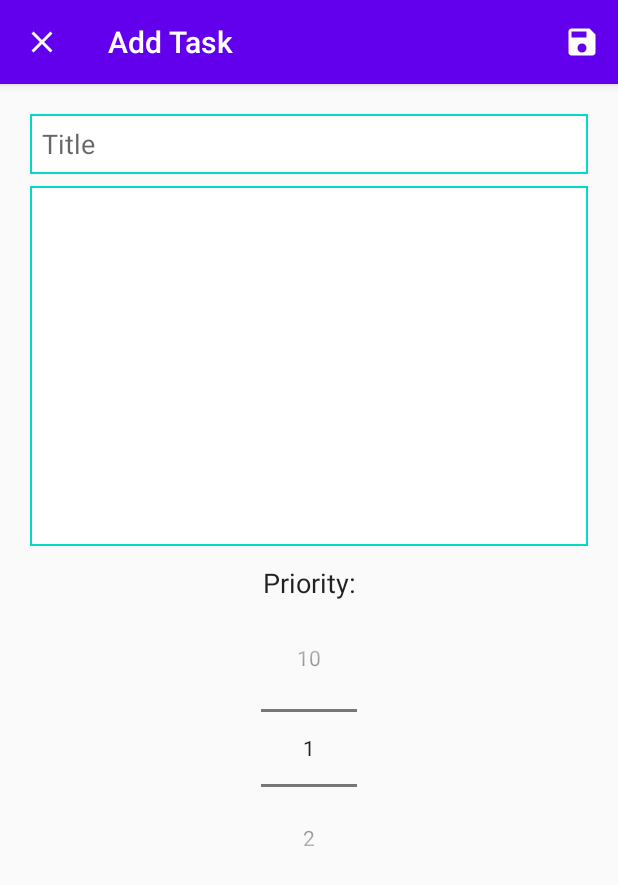
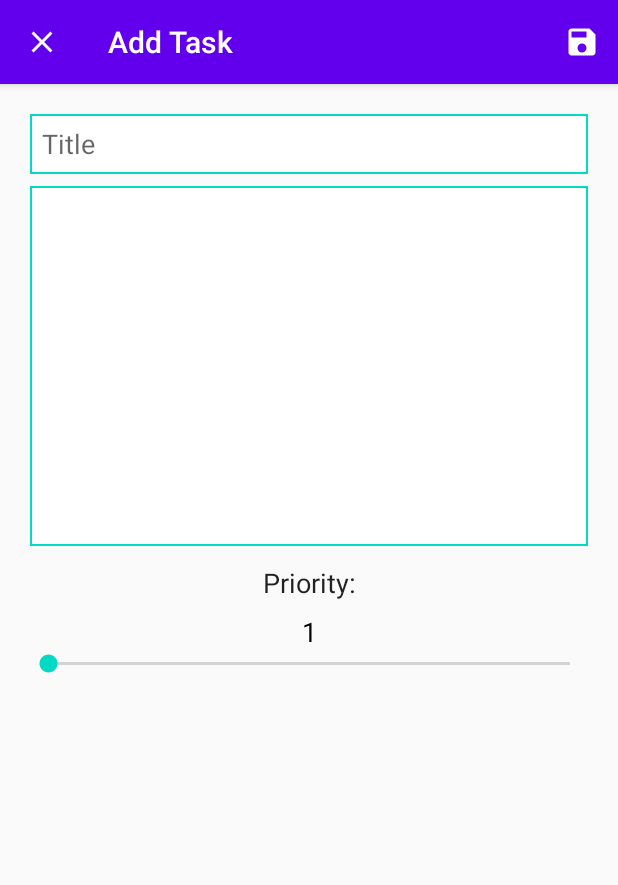
Before and after one commit to Stialt/todo_list, an Android app: the AddEditTaskActivity screen opened directly, with no data from a screen before it, after a tap on "Save", on a phone screen of 412 x 824 dp. Shown: the top 885 px of the screen. Run offline under Robolectric (Android 15) with nearby library versions, the phone set to English and light mode, and no system bars.

Commit message:
1. Changed NumberPicker to SeekBar 2. Updated App icon

```diff
--- a/app/src/main/java/com/example/to_dolist/activities/AddEditTaskActivity.java
+++ b/app/src/main/java/com/example/to_dolist/activities/AddEditTaskActivity.java
@@ -7,6 +7,8 @@ import android.view.MenuInflater;
 import android.view.MenuItem;
 import android.widget.EditText;
 import android.widget.NumberPicker;
+import android.widget.SeekBar;
+import android.widget.TextView;
 import android.widget.Toast;
 
 import androidx.annotation.NonNull;
@@ -27,7 +29,9 @@ public class AddEditTaskActivity extends AppCompatActivity {
 
     private EditText editTextTitle;
     private EditText editTextDescription;
-    private NumberPicker numberPickerPriority;
+    private SeekBar seekBar;
+    private TextView textViewSeekbar;
+    //private NumberPicker numberPickerPriority;
 
     @Override
     protected void onCreate(Bundle savedInstanceState) {
@@ -36,19 +40,41 @@ public class AddEditTaskActivity extends AppCompatActivity {
 
         editTextTitle = findViewById(R.id.edit_text_title);
         editTextDescription = findViewById(R.id.edit_text_description);
-        numberPickerPriority = findViewById(R.id.number_picker_priority);
+        //numberPickerPriority = findViewById(R.id.number_picker_priority);
 
-        numberPickerPriority.setMinValue(1);
-        numberPickerPriority.setMaxValue(10);
+        //numberPickerPriority.setMinValue(1);
+        //numberPickerPriority.setMaxValue(10);
 
-        getSupportActionBar().setHomeAsUpIndicator(R.drawable.ic_close);
+        seekBar = findViewById(R.id.seekBar);
+        textViewSeekbar = findViewById(R.id.textViewSeekbar);
+
+        seekBar.setOnSeekBarChangeListener(new SeekBar.OnSeekBarChangeListener() {
+            @Override
+            public void onProgressChanged(SeekBar seekBar, int progress, boolean fromUser) {
+                textViewSeekbar.setText( String.valueOf(progress/11 + 1));
+            }
+            @Override
+            public void onStartTrackingTouch(SeekBar seekBar) {
+
+            }
+            @Override
+            public void onStopTrackingTouch(SeekBar seekBar) {
+
+            }
+        });
+
+        if (getSupportActionBar() != null)
+            getSupportActionBar().setHomeAsUpIndicator(R.drawable.ic_close);
 
         Intent intent = getIntent();
         if (intent.hasExtra(EXTRA_ID)) {
             setTitle("Edit Task");
             editTextTitle.setText(intent.getStringExtra(EXTRA_TITLE));
             editTextDescription.setText(intent.getStringExtra(EXTRA_DESCRIPTION));
-            numberPickerPriority.setValue(intent.getIntExtra(EXTRA_PRIORITY, 1));
+            //numberPickerPriority.setValue(intent.getIntExtra(EXTRA_PRIORITY, 1));
+            int priority = intent.getIntExtra(EXTRA_PRIORITY, 1);
+            seekBar.setProgress(11 * priority - 11);
+            textViewSeekbar.setText(String.valueOf(priority));
         } else {
             setTitle("Add Task");
         }
@@ -57,7 +83,8 @@ public class AddEditTaskActivity extends AppCompatActivity {
     private void saveTask() {
         String title = editTextTitle.getText().toString().trim();
         String description = editTextDescription.getText().toString().trim();
-        int priority = numberPickerPriority.getValue();
+        //int priority = numberPickerPriority.getValue();
+        int priority = seekBar.getProgress()/11 + 1;
 
         //if (title.trim().isEmpty() || description.trim().isEmpty()) {
         if (title.trim().isEmpty()) {
--- a/app/src/main/java/com/example/to_dolist/activities/MainActivity.java
+++ b/app/src/main/java/com/example/to_dolist/activities/MainActivity.java
@@ -15,6 +15,8 @@ import android.view.Menu;
 import android.view.MenuInflater;
 import android.view.MenuItem;
 import android.view.View;
+import android.widget.SeekBar;
+import android.widget.TextView;
 import android.widget.Toast;
 
 import com.example.to_dolist.R;
--- a/app/src/main/res/layout/activity_add_task.xml
+++ b/app/src/main/res/layout/activity_add_task.xml
@@ -50,7 +50,22 @@
         android:id="@+id/number_picker_priority"
         android:layout_width="wrap_content"
         android:layout_height="wrap_content"
+        android:visibility="gone"
         android:layout_gravity="center" />
+
+    <TextView
+        android:id="@+id/textViewSeekbar"
+        android:layout_width="match_parent"
+        android:layout_height="wrap_content"
+        android:textAlignment="center"
+        android:textAppearance="@style/TextAppearance.AppCompat.Medium"
+        android:textColor="#000000"
+        android:text="1" />
+
+    <SeekBar
+        android:id="@+id/seekBar"
+        android:layout_width="match_parent"
+        android:layout_height="wrap_content" />
 
 
 </LinearLayout>
--- a/app/src/main/res/values/ic_launcher_background.xml
+++ b/app/src/main/res/values/ic_launcher_background.xml
@@ -1,4 +1,4 @@
 <?xml version="1.0" encoding="utf-8"?>
 <resources>
-    <color name="ic_launcher_background">#B12AFF</color>
+    <color name="ic_launcher_background">#3700B3</color>
 </resources>
```
Also changed, not shown: app/src/main/res/drawable/ic_launcher_foreground.xml (+4 -4 lines), app/src/main/ic_launcher-playstore.png, app/src/main/res/mipmap-hdpi/ic_launcher.png, app/src/main/res/mipmap-hdpi/ic_launcher_round.png, app/src/main/res/mipmap-mdpi/ic_launcher.png, app/src/main/res/mipmap-mdpi/ic_launcher_round.png, app/src/main/res/mipmap-xhdpi/ic_launcher.png, app/src/main/res/mipmap-xhdpi/ic_launcher_round.png, app/src/main/res/mipmap-xxhdpi/ic_launcher.png, app/src/main/res/mipmap-xxhdpi/ic_launcher_round.png, app/src/main/res/mipmap-xxxhdpi/ic_launcher.png, app/src/main/res/mipmap-xxxhdpi/ic_launcher_round.png.
